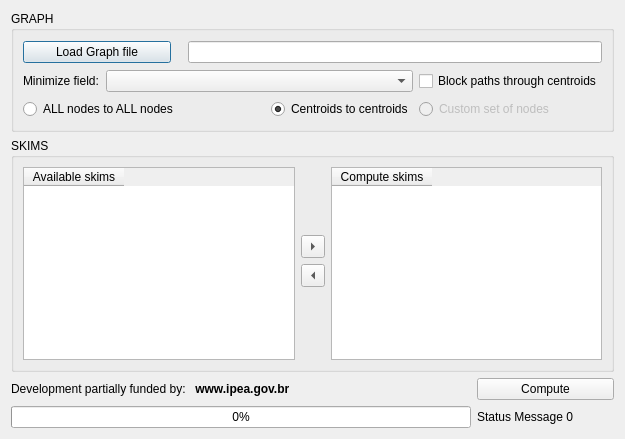
Qt form paths_procedures/forms/ui_impedance_matrix.ui (AequilibraE/qaequilibrae) before a commit.
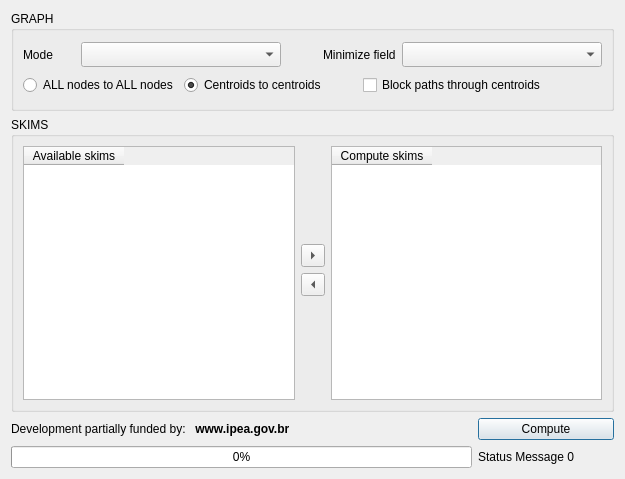
The same form after that commit.

The edit to the form file:
```diff
--- a/paths_procedures/forms/ui_impedance_matrix.ui
+++ b/paths_procedures/forms/ui_impedance_matrix.ui
@@ -10,7 +10,7 @@
     <x>0</x>
     <y>0</y>
     <width>625</width>
-    <height>439</height>
+    <height>479</height>
    </rect>
   </property>
   <property name="maximumSize">
@@ -31,23 +31,62 @@
      <property name="minimumSize">
       <size>
        <width>0</width>
-       <height>121</height>
+       <height>100</height>
       </size>
      </property>
      <property name="maximumSize">
       <size>
        <width>16777215</width>
-       <height>121</height>
+       <height>100</height>
       </size>
      </property>
      <property name="title">
       <string>GRAPH</string>
      </property>
      <layout class="QGridLayout" name="gridLayout_3">
-      <item row="0" column="2" colspan="3">
-       <widget class="QLineEdit" name="graph_file_name"/>
+      <item row="0" column="0">
+       <widget class="QLabel" name="progress_label_7">
+        <property name="font">
+         <font>
+          <pointsize>9</pointsize>
+         </font>
+        </property>
+        <property name="text">
+         <string>Mode</string>
+        </property>
+       </widget>
       </item>
-      <item row="1" column="0">
+      <item row="0" column="1" colspan="2">
+       <widget class="QComboBox" name="cb_modes">
+        <property name="minimumSize">
+         <size>
+          <width>200</width>
+          <height>25</height>
+         </size>
+        </property>
+        <property name="font">
+         <font>
+          <weight>75</weight>
+          <italic>true</italic>
+          <bold>true</bold>
+         </font>
+        </property>
+       </widget>
+      </item>
+      <item row="0" column="3">
+       <spacer name="horizontalSpacer">
+        <property name="orientation">
+         <enum>Qt::Horizontal</enum>
+        </property>
+        <property name="sizeHint" stdset="0">
+         <size>
+          <width>56</width>
+          <height>20</height>
+         </size>
+        </property>
+       </spacer>
+      </item>
+      <item row="0" column="4" colspan="2">
        <widget class="QLabel" name="progress_label_2">
         <property name="font">
          <font>
@@ -55,11 +94,28 @@
          </font>
         </property>
         <property name="text">
-         <string>Minimize field:</string>
+         <string>Minimize field</string>
         </property>
        </widget>
       </item>
-      <item row="2" column="3">
+      <item row="0" column="6">
+       <widget class="QComboBox" name="cb_minimizing">
+        <property name="minimumSize">
+         <size>
+          <width>200</width>
+          <height>25</height>
+         </size>
+        </property>
+       </widget>
+      </item>
+      <item row="1" column="0" colspan="2">
+       <widget class="QRadioButton" name="rdo_all_nodes">
+        <property name="text">
+         <string>ALL nodes to ALL nodes</string>
+        </property>
+       </widget>
+      </item>
+      <item row="1" column="2" colspan="3">
        <widget class="QRadioButton" name="rdo_centroids_only">
         <property name="text">
          <string>Centroids to centroids</string>
@@ -69,40 +125,7 @@
         </property>
        </widget>
       </item>
-      <item row="2" column="4">
-       <widget class="QRadioButton" name="rdo_custom_nodes">
-        <property name="enabled">
-         <bool>false</bool>
-        </property>
-        <property name="text">
-         <string>Custom set of nodes</string>
-        </property>
-       </widget>
-      </item>
-      <item row="0" column="0" colspan="2">
-       <widget class="QPushButton" name="load_graph_from_file">
-        <property name="maximumSize">
-         <size>
-          <width>148</width>
-          <height>16777215</height>
-         </size>
-        </property>
-        <property name="text">
-         <string>Load Graph file</string>
-        </property>
-       </widget>
-      </item>
-      <item row="2" column="0" colspan="3">
-       <widget class="QRadioButton" name="rdo_all_nodes">
-        <property name="text">
-         <string>ALL nodes to ALL nodes</string>
-        </property>
-       </widget>
-      </item>
-      <item row="1" column="1" colspan="3">
-       <widget class="QComboBox" name="cb_minimizing"/>
-      </item>
-      <item row="1" column="4">
+      <item row="1" column="5" colspan="2">
        <widget class="QCheckBox" name="block_paths">
         <property name="text">
          <string>Block paths through centroids</string>
@@ -118,33 +141,6 @@
       <string>SKIMS</string>
      </property>
      <layout class="QGridLayout" name="gridLayout_2">
-      <item row="0" column="2" rowspan="7">
-       <widget class="QTableWidget" name="skim_list">
-        <property name="accessibleName">
-         <string>&lt;html&gt;&lt;head/&gt;&lt;body&gt;&lt;p&gt;xcxc&lt;/p&gt;&lt;/body&gt;&lt;/html&gt;</string>
-        </property>
-        <property name="selectionMode">
-         <enum>QAbstractItemView::SingleSelection</enum>
-        </property>
-        <property name="selectionBehavior">
-         <enum>QAbstractItemView::SelectRows</enum>
-        </property>
-        <property name="rowCount">
-         <number>0</number>
-        </property>
-        <property name="columnCount">
-         <number>1</number>
-        </property>
-        <attribute name="verticalHeaderDefaultSectionSize">
-         <number>27</number>
-        </attribute>
-        <column>
-         <property name="text">
-          <string>Compute skims</string>
-         </property>
-        </column>
-       </widget>
-      </item>
       <item row="0" column="0" rowspan="7">
        <widget class="QTableWidget" name="available_skims_table">
         <property name="accessibleName">
@@ -224,6 +220,33 @@
         </property>
        </widget>
       </item>
+      <item row="0" column="2" rowspan="7">
+       <widget class="QTableWidget" name="skim_list">
+        <property name="accessibleName">
+         <string>&lt;html&gt;&lt;head/&gt;&lt;body&gt;&lt;p&gt;xcxc&lt;/p&gt;&lt;/body&gt;&lt;/html&gt;</string>
+        </property>
+        <property name="selectionMode">
+         <enum>QAbstractItemView::SingleSelection</enum>
+        </property>
+        <property name="selectionBehavior">
+         <enum>QAbstractItemView::SelectRows</enum>
+        </property>
+        <property name="rowCount">
+         <number>0</number>
+        </property>
+        <property name="columnCount">
+         <number>1</number>
+        </property>
+        <attribute name="verticalHeaderDefaultSectionSize">
+         <number>27</number>
+        </attribute>
+        <column>
+         <property name="text">
+          <string>Compute skims</string>
+         </property>
+        </column>
+       </widget>
+      </item>
      </layout>
     </widget>
    </item>
```
Left out of the diff: 196 changed lines with no effect on the pictures.
